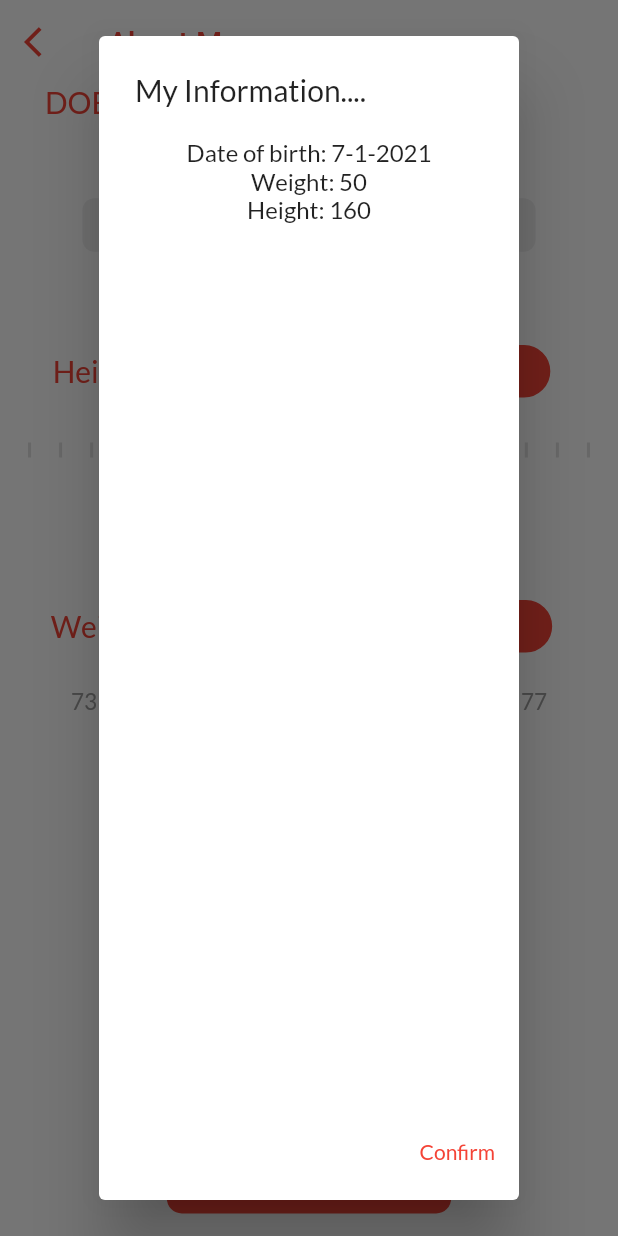
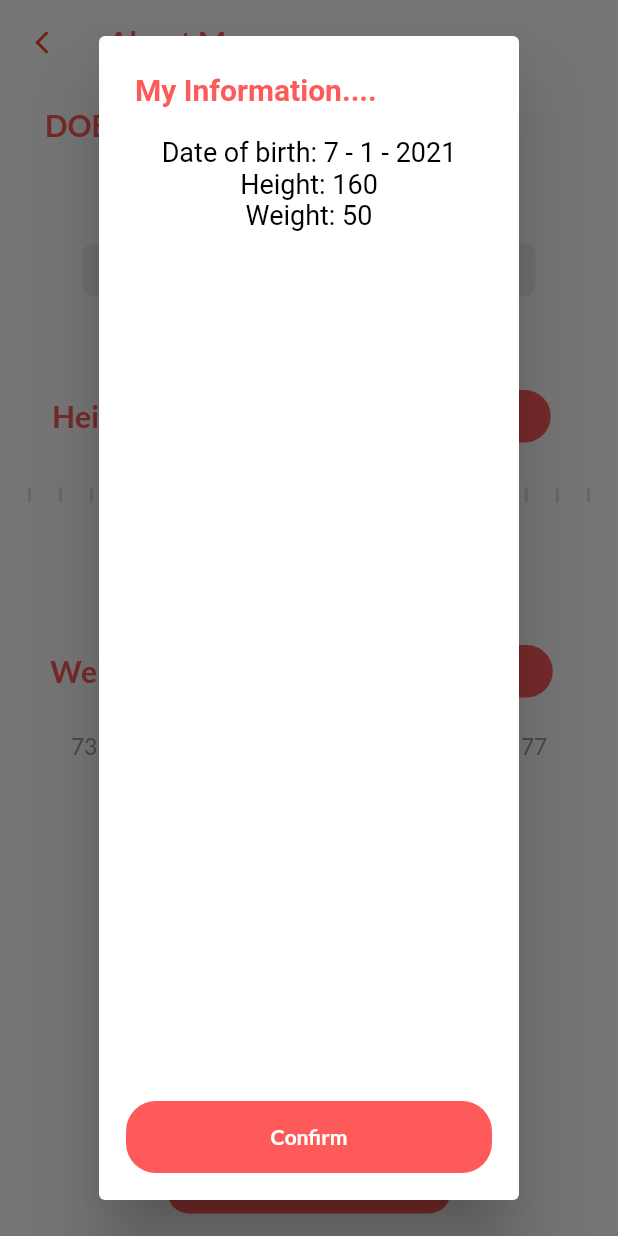
Before and after one commit to rakshit138/Rakshit_UI_challenge, a Flutter app: the screen it shows after launch, after a tap on "CONFIRM", on a phone screen of 412 x 824 dp. Run offline on Flutter 3.47's test engine with Material 2 defaults, Android fonts, the phone set to English and light mode, and no system bars; drawn by our look-alikes of numberpicker; our stand-ins replace google_fonts.

Commit message:
Final commit

```diff
--- a/lib/DialogBox.dart
+++ b/lib/DialogBox.dart
@@ -1,26 +1,46 @@
 import 'package:flutter/material.dart';
+import 'package:google_fonts/google_fonts.dart';
+import 'package:ui_challenge/constants.dart';
 import 'main.dart';
 
 showAlertDialog(BuildContext context) {
-  Widget okButton = TextButton(
-    child: Text("Confirm"),
-    onPressed: () {
-      Navigator.pop(context);
-    },
-  );
+  Widget okButton = Container(
+      width: double.infinity,
+      margin: EdgeInsets.all(10),
+      decoration: BoxDecoration(
+          borderRadius: BorderRadius.circular(20), color: kActiveCardColour),
+      child: TextButton(
+        child: Text(
+          "Confirm",
+          style: TextStyle(
+              color: kInactiveCardColour, fontWeight: FontWeight.bold),
+        ),
+        onPressed: () {
+          Navigator.pop(context);
+        },
+      ));
 
   AlertDialog alert = AlertDialog(
+    contentTextStyle: GoogleFonts.roboto(),
     elevation: 20,
-    title: Text("My Information...."),
+    title: Text(
+      "My Information....",
+    ),
+    titleTextStyle: kTitleTextStyle,
     content: Column(
       children: [
-        Text('Date of birth: ${dt.day}-${dt.month}-${dt.year}'),
-        Text('Weight: $wt'),
-        Text('Height: $ht'),
+        Text(
+          'Date of birth: ${dt.day} - ${dt.month} - ${dt.year}',
+          style: GoogleFonts.roboto(color: Colors.black, fontSize: 18),
+        ),
+        Text('Height: $ht',
+            style: GoogleFonts.roboto(color: Colors.black, fontSize: 18)),
+        Text('Weight: $wt',
+            style: GoogleFonts.roboto(color: Colors.black, fontSize: 18)),
       ],
     ),
     actions: [
-      okButton,
+      Center(child: okButton),
     ],
   );
 
--- a/lib/constants.dart
+++ b/lib/constants.dart
@@ -1,12 +1,12 @@
 import 'package:flutter/material.dart';
 
-const kActiveCardColour = Colors.red;
+const kActiveCardColour = Color(0XFFFF5A5A);
 const kInactiveCardColour = Colors.white;
 
 const kTitleTextStyle = TextStyle(
-  color: Colors.red,
+  color: Color(0XFFFF5A5A),
   fontSize: 20,
-  fontWeight: FontWeight.w500,
+  fontWeight: FontWeight.bold,
 );
 
 Container tick1 = Container(
--- a/lib/datePicker.dart
+++ b/lib/datePicker.dart
@@ -1,5 +1,6 @@
 import 'package:flutter/cupertino.dart';
 import 'package:flutter/material.dart';
+import 'constants.dart';
 import 'main.dart';
 
 class DatePickerPage extends StatefulWidget {
@@ -21,17 +22,15 @@ class _DatePickerPageState extends State<DatePickerPage> {
         child: CupertinoTheme(
           data: CupertinoThemeData(
             textTheme: CupertinoTextThemeData(
-              primaryColor: CupertinoColors.systemGreen,
-              pickerTextStyle: TextStyle(color: Colors.grey),
-              tabLabelTextStyle: TextStyle(color: Colors.grey),
               dateTimePickerTextStyle: TextStyle(
-                color: Colors.red,
-                fontSize: 24,
+                letterSpacing: 2,
+                color: kActiveCardColour,
+                fontSize: 20,
               ),
             ),
           ),
           child: CupertinoDatePicker(
-            backgroundColor: Colors.white,
+            backgroundColor: Colors.transparent,
             minimumYear: 1950,
             maximumYear: DateTime.now().year,
             initialDateTime: dateTime,
--- a/lib/main.dart
+++ b/lib/main.dart
@@ -1,10 +1,36 @@
-import 'package:flutter/cupertino.dart';
 import 'package:flutter/material.dart';
 import 'package:numberpicker/numberpicker.dart';
 import 'package:google_fonts/google_fonts.dart';
 import 'package:ui_challenge/constants.dart';
 import 'datePicker.dart';
 import 'DialogBox.dart';
+
+void main() {
+  runApp(new MyApp());
+}
+
+class MyApp extends StatelessWidget {
+  @override
+  Widget build(BuildContext context) {
+    return MaterialApp(
+      debugShowCheckedModeBanner: false,
+      title: 'About ME',
+      theme: ThemeData(
+        primarySwatch: Colors.red,
+        scaffoldBackgroundColor: Colors.white,
+        appBarTheme: AppBarTheme(
+          textTheme: GoogleFonts.latoTextTheme(
+            Theme.of(context).textTheme,
+          ),
+        ),
+        textTheme: GoogleFonts.latoTextTheme(
+          Theme.of(context).textTheme,
+        ),
+      ),
+      home: MyHomePage(),
+    );
+  }
+}
 
 DateTime dt = DateTime.now();
 int wt = 50;
@@ -18,27 +44,6 @@ enum Height {
 enum Weight {
   pound,
   kg,
-}
-
-void main() {
-  runApp(new ExampleApp());
-}
-
-class ExampleApp extends StatelessWidget {
-  @override
-  Widget build(BuildContext context) {
-    return MaterialApp(
-      title: 'About ME',
-      theme: ThemeData(
-        primarySwatch: Colors.red,
-        scaffoldBackgroundColor: Colors.white,
-        textTheme: GoogleFonts.latoTextTheme(
-          Theme.of(context).textTheme,
-        ),
-      ),
-      home: MyHomePage(),
-    );
-  }
 }
 
 class MyHomePage extends StatefulWidget {
@@ -55,11 +60,13 @@ class _MyHomePageState extends State<MyHomePage> {
         backgroundColor: Colors.white,
         title: Text(
           'About Me',
-          style: TextStyle(color: Colors.red),
+          style: kTitleTextStyle,
         ),
-        leading: Icon(
-          Icons.arrow_back_ios,
+        leading: IconButton(
+          icon: Icon(Icons.arrow_back_ios_new_sharp),
+          onPressed: () {},
           color: Colors.red,
+          iconSize: 18,
         ),
       ),
       body: Column(
@@ -68,15 +75,12 @@ class _MyHomePageState extends State<MyHomePage> {
           children: [
             Column(mainAxisAlignment: MainAxisAlignment.start, children: [
               Padding(
-                padding: EdgeInsets.only(left: 30),
+                padding: EdgeInsets.symmetric(vertical: 15, horizontal: 30),
                 child: Align(
                   alignment: Alignment.bottomLeft,
                   child: Text(
                     'DOB',
-                    style: TextStyle(
-                        color: Colors.red,
-                        fontSize: 20,
-                        fontWeight: FontWeight.w500),
+                    style: kTitleTextStyle,
                   ),
                 ),
               ),
@@ -85,7 +89,7 @@ class _MyHomePageState extends State<MyHomePage> {
               _WeightSlider(),
               Icon(
                 Icons.arrow_drop_up_sharp,
-                color: Colors.red,
+                color: Color(0XFFFF5A5A),
                 size: 75,
               ),
             ]),
@@ -94,7 +98,8 @@ class _MyHomePageState extends State<MyHomePage> {
               height: 45,
               padding: EdgeInsets.symmetric(horizontal: 40),
               decoration: BoxDecoration(
-                  borderRadius: BorderRadius.circular(10), color: Colors.red),
+                  borderRadius: BorderRadius.circular(15),
+                  color: kActiveCardColour),
               child: TextButton(
                 onPressed: () {
                   showAlertDialog(context);
@@ -130,24 +135,10 @@ class __HeightSliderState extends State<_HeightSlider> {
               style: kTitleTextStyle,
             ),
             Row(mainAxisAlignment: MainAxisAlignment.spaceEvenly, children: [
-              //    child: ReusableCard(
-              //      onPress: () {
-              //        setState(() {
-              //          selectedHeight = Height.feet;
-              //        });
-              //      },
-              //      colour: selectedHeight == Height.feet
-              //          ? kActiveCardColour
-              //          : kInactiveCardColour,
-              //      cardChild: Text(
-              //        'Feet',
-              //      ),
-              //    ),
-
               Container(
                 height: 35,
                 margin: EdgeInsets.all(10),
-                padding: EdgeInsets.symmetric(vertical: 0, horizontal: 10),
+                padding: EdgeInsets.symmetric(vertical: 1, horizontal: 10),
                 decoration: BoxDecoration(
                   border: Border.all(
                     color: selectedHeight == Height.feet
@@ -159,6 +150,7 @@ class __HeightSliderState extends State<_HeightSlider> {
                       ? kActiveCardColour
                       : kInactiveCardColour,
                 ),
+                child: Center(
                   child: TextButton(
                     onPressed: () {
                       setState(() {
@@ -170,20 +162,20 @@ class __HeightSliderState extends State<_HeightSlider> {
                           ? kActiveCardColour
                           : kInactiveCardColour,
                     ),
-                  child: Text('feet',
+                    child: Text('Feet',
                         style: TextStyle(
                           fontSize: 15.0,
                           color: selectedHeight == Height.feet
                               ? kInactiveCardColour
                               : kActiveCardColour,
-                      ) //kLabelTextStyle,
+                        )),
                   ),
                 ),
               ),
               Container(
                 height: 35,
                 margin: EdgeInsets.all(10),
-                padding: EdgeInsets.symmetric(vertical: 0, horizontal: 10),
+                padding: EdgeInsets.symmetric(vertical: 1, horizontal: 10),
                 decoration: BoxDecoration(
                   border: Border.all(
                     color: selectedHeight == Height.cm
@@ -195,6 +187,7 @@ class __HeightSliderState extends State<_HeightSlider> {
                       ? kActiveCardColour
                       : kInactiveCardColour,
                 ),
+                child: Center(
                   child: TextButton(
                     onPressed: () {
                       setState(() {
@@ -206,13 +199,14 @@ class __HeightSliderState extends State<_HeightSlider> {
                           ? kActiveCardColour
                           : kInactiveCardColour,
                     ),
-                  child: Text('cm',
+                    child: Text('CM',
                         style: TextStyle(
                           fontSize: 15.0,
                           color: selectedHeight == Height.cm
                               ? kInactiveCardColour
                               : kActiveCardColour,
                         )),
+                  ),
                 ),
               ),
             ])
@@ -260,7 +254,6 @@ class __HeightSliderState extends State<_HeightSlider> {
                 _currentHorizontalIntValue = value;
                 ht = value;
               });
-              // print(_currentHorizontalIntValue);
             }),
       ],
     );
@@ -268,8 +261,6 @@ class __HeightSliderState extends State<_HeightSlider> {
 }
 
 class _WeightSlider extends StatefulWidget {
-  const _WeightSlider({Key? key}) : super(key: key);
-
   @override
   __WeightSliderState createState() => __WeightSliderState();
 }
@@ -294,7 +285,7 @@ class __WeightSliderState extends State<_WeightSlider> {
               Container(
                 height: 35,
                 margin: EdgeInsets.all(10),
-                padding: EdgeInsets.symmetric(vertical: 0, horizontal: 10),
+                padding: EdgeInsets.symmetric(vertical: 1, horizontal: 10),
                 decoration: BoxDecoration(
                   border: Border.all(
                     color: selectedWeight == Weight.pound
@@ -306,6 +297,7 @@ class __WeightSliderState extends State<_WeightSlider> {
                       ? kActiveCardColour
                       : kInactiveCardColour,
                 ),
+                child: Center(
                   child: TextButton(
                     onPressed: () {
                       setState(() {
@@ -326,10 +318,11 @@ class __WeightSliderState extends State<_WeightSlider> {
                         )),
                   ),
                 ),
+              ),
               Container(
                 height: 35,
                 margin: EdgeInsets.all(10),
-                padding: EdgeInsets.symmetric(horizontal: 10),
+                padding: EdgeInsets.symmetric(horizontal: 10, vertical: 1),
                 decoration: BoxDecoration(
                   border: Border.all(
                     color: selectedWeight == Weight.kg
@@ -337,9 +330,11 @@ class __WeightSliderState extends State<_WeightSlider> {
                         : Colors.grey,
                   ),
                   borderRadius: BorderRadius.circular(20),
-                  color:
-                      selectedWeight == Weight.kg ? Colors.red : Colors.white,
+                  color: selectedWeight == Weight.kg
+                      ? kActiveCardColour
+                      : kInactiveCardColour,
                 ),
+                child: Center(
                   child: TextButton(
                     onPressed: () {
                       setState(() {
@@ -360,6 +355,7 @@ class __WeightSliderState extends State<_WeightSlider> {
                         )),
                   ),
                 ),
+              ),
             ])
           ],
         ),
@@ -378,7 +374,6 @@ class __WeightSliderState extends State<_WeightSlider> {
                 _currentValue = value;
                 wt = value;
               });
-              //print(_currentValue);
             }),
       ],
     );
```
Also changed, not shown: 1 other file. Lines whose indentation alone changed are shown as unchanged.
